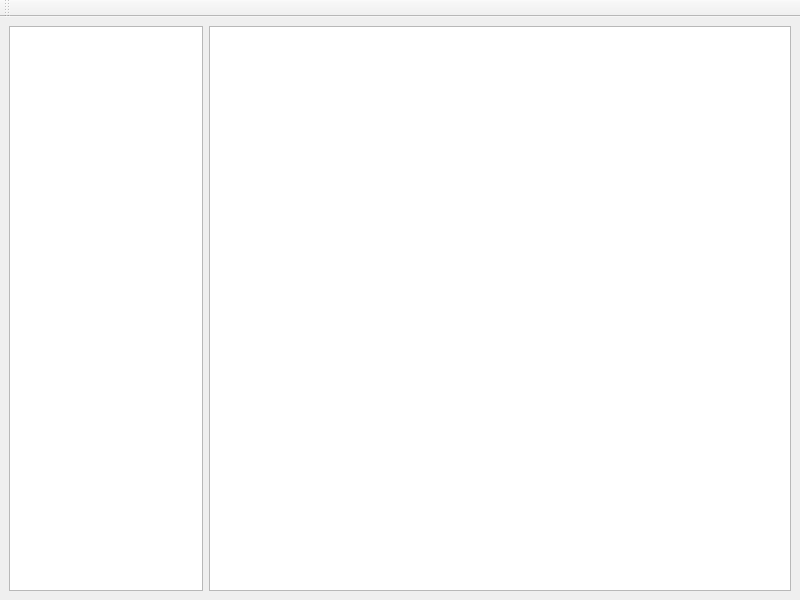
The window that mainwindow.ui (mathysn/qt-file-explorer) describes before a commit, drawn with Qt 5.
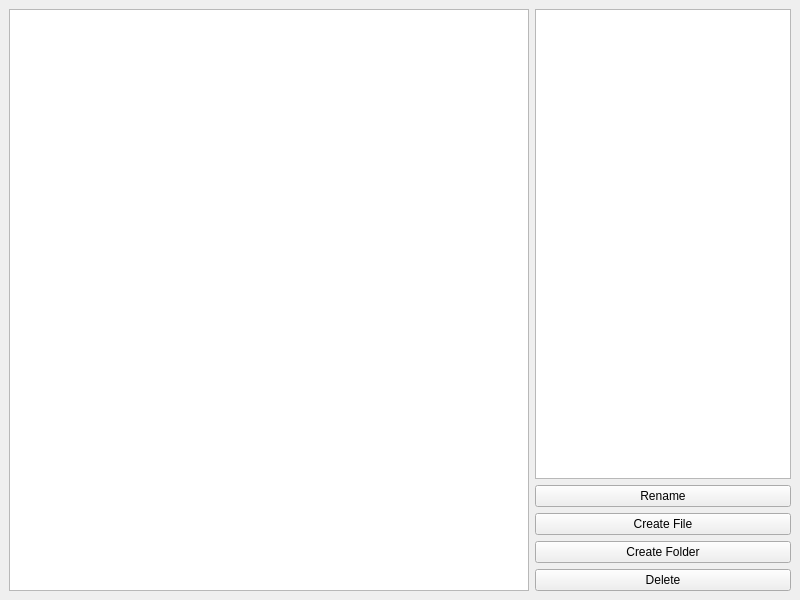
The same window after the commit.

Commit message: création fichier - dossier ok, supression fichier ok, rename dossier - fichier ok, bug a fix suppression dossier

Patch:
```diff
--- a/mainwindow.ui
+++ b/mainwindow.ui
@@ -25,6 +25,8 @@
       </property>
      </widget>
     </item>
+    <item>
+     <layout class="QVBoxLayout" name="verticalLayout">
     <item>
      <widget class="QListView" name="listView">
       <property name="sizePolicy">
@@ -35,12 +37,37 @@
       </property>
      </widget>
     </item>
-   </layout>
-  </widget>
-  <widget class="QToolBar" name="toolBar">
-   <property name="windowTitle">
-    <string>toolBar</string>
-   </property>
+      <item>
+          <widget class="QPushButton" name="renameButton">
+              <property name="text">
+                  <string>Rename</string>
+              </property>
+          </widget>
+      </item>
+      <item>
+       <widget class="QPushButton" name="createFileButton">
+        <property name="text">
+         <string>Create File</string>
+        </property>
+       </widget>
+      </item>
+      <item>
+       <widget class="QPushButton" name="createFolderButton">
+        <property name="text">
+         <string>Create Folder</string>
+        </property>
+       </widget>
+      </item>
+      <item>
+       <widget class="QPushButton" name="deleteButton">
+        <property name="text">
+         <string>Delete</string>
+        </property>
+       </widget>
+      </item>
+     </layout>
+    </item>
+   </layout>
   </widget>
  </widget>
  <resources/>
```
Left out of the diff: 6 changed lines with no effect on the pictures. Lines whose indentation alone changed are shown as unchanged. The commit also changes 3 other files.
